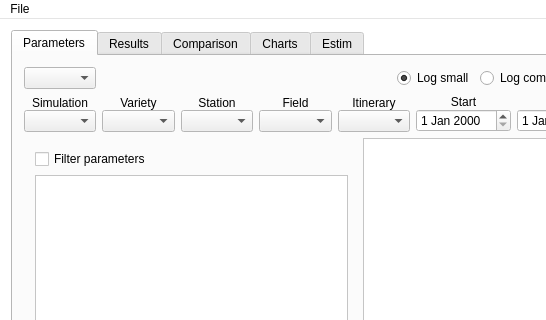
Qt form src/qtapp/mainwindow.ui (PAMDeveloper/QtSamara) before a commit; both pictures show x 0 to 546 and y 0 to 320 of the 696 by 660 pixel window.
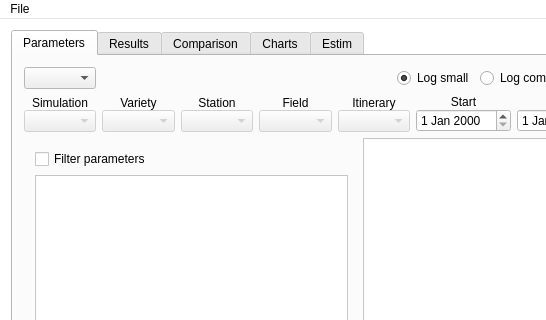
The same form after that commit. Icons and pictures are not drawn.

The edit to the form file:
```diff
--- a/src/qtapp/mainwindow.ui
+++ b/src/qtapp/mainwindow.ui
@@ -13,15 +13,6 @@
   <property name="palette">
    <palette>
     <active>
-     <colorrole role="Base">
-      <brush brushstyle="SolidPattern">
-       <color alpha="255">
-        <red>255</red>
-        <green>255</green>
-        <blue>255</blue>
-       </color>
-      </brush>
-     </colorrole>
      <colorrole role="Window">
       <brush brushstyle="SolidPattern">
        <color alpha="255">
@@ -33,15 +24,6 @@
      </colorrole>
     </active>
     <inactive>
-     <colorrole role="Base">
-      <brush brushstyle="SolidPattern">
-       <color alpha="255">
-        <red>255</red>
-        <green>255</green>
-        <blue>255</blue>
-       </color>
-      </brush>
-     </colorrole>
      <colorrole role="Window">
       <brush brushstyle="SolidPattern">
        <color alpha="255">
@@ -53,15 +35,6 @@
      </colorrole>
     </inactive>
     <disabled>
-     <colorrole role="Base">
-      <brush brushstyle="SolidPattern">
-       <color alpha="255">
-        <red>255</red>
-        <green>255</green>
-        <blue>255</blue>
-       </color>
-      </brush>
-     </colorrole>
      <colorrole role="Window">
       <brush brushstyle="SolidPattern">
        <color alpha="255">
@@ -157,7 +130,11 @@
              </widget>
             </item>
             <item>
-             <widget class="QComboBox" name="simComboBox"/>
+             <widget class="QComboBox" name="simComboBox">
+              <property name="enabled">
+               <bool>false</bool>
+              </property>
+             </widget>
             </item>
            </layout>
           </item>
@@ -177,7 +154,11 @@
              </widget>
             </item>
             <item>
-             <widget class="QComboBox" name="varComboBox"/>
+             <widget class="QComboBox" name="varComboBox">
+              <property name="enabled">
+               <bool>false</bool>
+              </property>
+             </widget>
             </item>
            </layout>
           </item>
@@ -197,7 +178,11 @@
              </widget>
             </item>
             <item>
-             <widget class="QComboBox" name="stationComboBox"/>
+             <widget class="QComboBox" name="stationComboBox">
+              <property name="enabled">
+               <bool>false</bool>
+              </property>
+             </widget>
             </item>
            </layout>
           </item>
@@ -217,7 +202,11 @@
              </widget>
             </item>
             <item>
-             <widget class="QComboBox" name="plotComboBox"/>
+             <widget class="QComboBox" name="plotComboBox">
+              <property name="enabled">
+               <bool>false</bool>
+              </property>
+             </widget>
             </item>
            </layout>
           </item>
@@ -237,7 +226,11 @@
              </widget>
             </item>
             <item>
-             <widget class="QComboBox" name="itinComboBox"/>
+             <widget class="QComboBox" name="itinComboBox">
+              <property name="enabled">
+               <bool>false</bool>
+              </property>
+             </widget>
             </item>
            </layout>
           </item>
```
Left out of the diff: 16 changed lines with no effect on the pictures.
